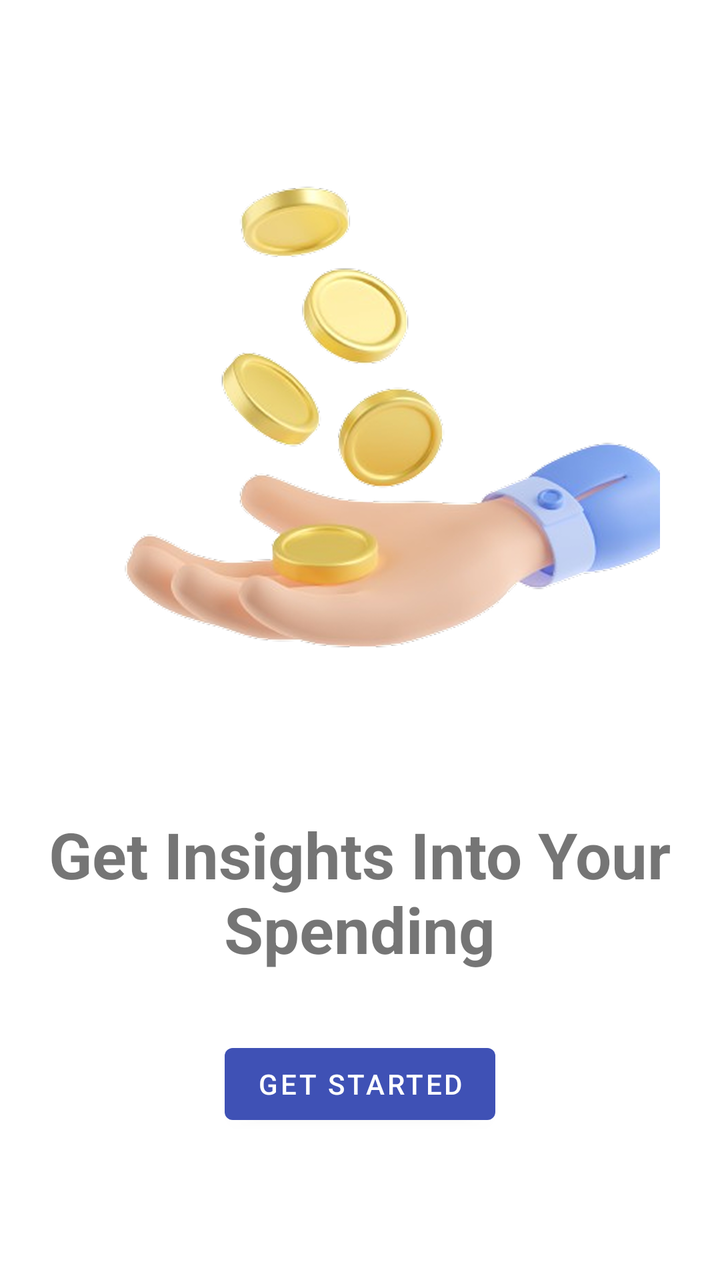
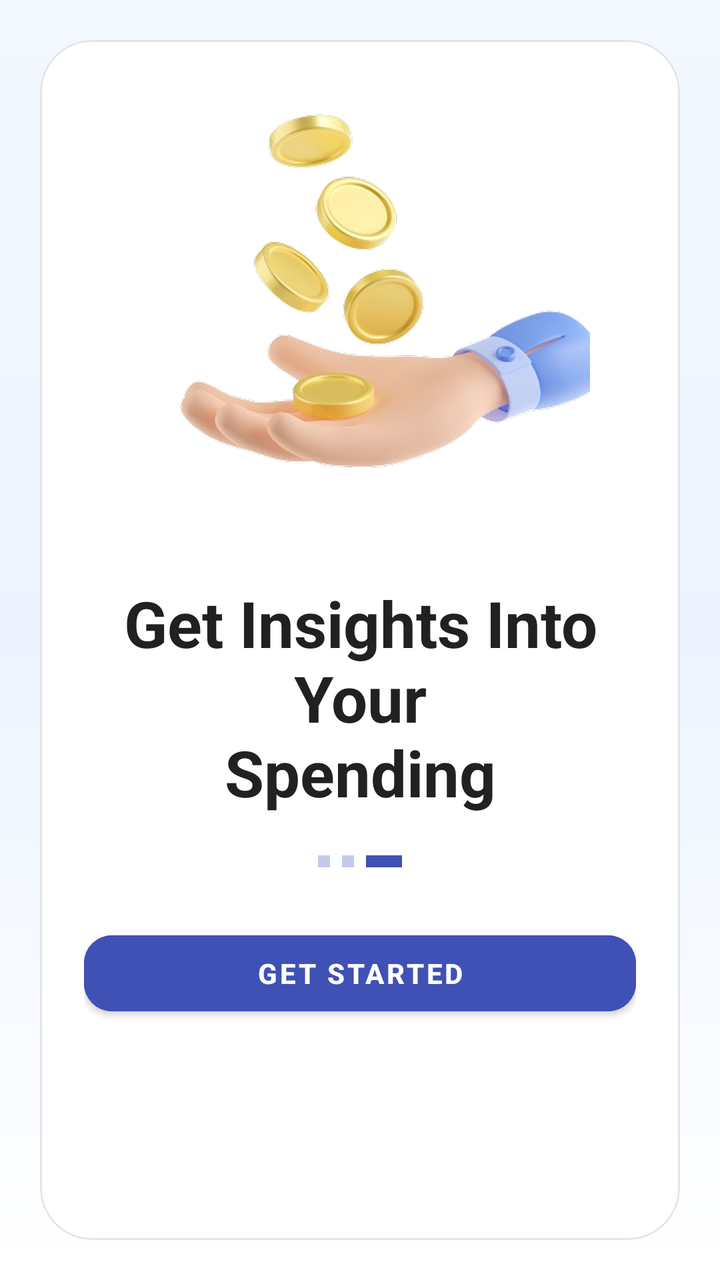

An Android layout rendered at two revisions. The XML below is the earlier revision; the diff shows what the commit changed to produce the second picture.
<!-- AndroidManifest.xml: application theme Theme.ImiliPocket -->
<!-- res/layout/activity_onboarding_three.xml -->
<?xml version="1.0" encoding="utf-8"?>
<LinearLayout xmlns:android="http://schemas.android.com/apk/res/android"
    xmlns:app="http://schemas.android.com/apk/res-auto"
    android:orientation="vertical" android:layout_width="match_parent"
    android:layout_height="match_parent"
    android:gravity="center"
    android:padding="24dp">

    <ImageView
        android:id="@+id/imageView3"
        android:layout_width="300dp"
        android:layout_height="300dp"
        app:srcCompat="@drawable/ic_onb3" />

    <TextView
        android:id="@+id/tvTitle"
        android:text="Get Insights Into Your\nSpending"
        android:textSize="32sp"
        android:layout_marginTop="32dp"
        android:textAlignment="center"
        android:textStyle="bold"
        android:layout_width="wrap_content"
        android:layout_height="wrap_content" />

    <Button
        android:id="@+id/btnGetStarted"
        android:text="Get Started"
        android:layout_marginTop="32dp"
        android:layout_width="wrap_content"
        android:layout_height="wrap_content" />


</LinearLayout>
<!-- resources referenced by this layout -->
<resources>
  <!-- drawable ic_onb3: png bitmap (drawable, 427797 bytes) -->
  <style name="Theme.ImiliPocket" parent="Theme.MaterialComponents.DayNight.NoActionBar">
          <item name="colorPrimary">@color/primary_color</item> 
          <item name="colorPrimaryVariant">@color/primary_dark</item> 
          <item name="colorOnPrimary">@color/white</item>
          <item name="colorSecondary">@color/secondary_color</item> 
          <item name="colorSecondaryVariant">@color/secondary_dark</item> 
          <item name="colorOnSecondary">@color/black</item>
          <item name="android:statusBarColor">@android:color/transparent</item>
          <item name="android:windowLightStatusBar">true</item>
          <item name="android:navigationBarColor">@android:color/transparent</item>
          <item name="android:windowDrawsSystemBarBackgrounds">true</item>
      </style>
  <color name="primary_color">#3F51B5</color>
  <color name="primary_dark">#303F9F</color>
  <color name="white">#FFFFFFFF</color>
  <color name="secondary_color">#F06292</color>
  <color name="secondary_dark">#C2185B</color>
  <color name="black">#FF000000</color>
</resources>

<!-- the commit's change to res/layout/activity_onboarding_three.xml (unified diff, before → after) -->
@@ -1,33 +1,81 @@
 <?xml version="1.0" encoding="utf-8"?>
-<LinearLayout xmlns:android="http://schemas.android.com/apk/res/android"
+<androidx.constraintlayout.widget.ConstraintLayout xmlns:android="http://schemas.android.com/apk/res/android"
     xmlns:app="http://schemas.android.com/apk/res-auto"
-    android:orientation="vertical" android:layout_width="match_parent"
+    android:layout_width="match_parent"
     android:layout_height="match_parent"
-    android:gravity="center"
-    android:padding="24dp">
+    android:background="@drawable/bg_screen_modern"
+    android:padding="20dp">
 
-    <ImageView
-        android:id="@+id/imageView3"
-        android:layout_width="300dp"
-        android:layout_height="300dp"
-        app:srcCompat="@drawable/ic_onb3" />
+    <com.google.android.material.card.MaterialCardView
+        android:layout_width="0dp"
+        android:layout_height="0dp"
+        app:cardBackgroundColor="@android:color/white"
+        app:cardCornerRadius="26dp"
+        app:cardElevation="0dp"
+        app:strokeColor="@color/surface_outline"
+        app:strokeWidth="1dp"
+        app:layout_constraintTop_toTopOf="parent"
+        app:layout_constraintBottom_toBottomOf="parent"
+        app:layout_constraintStart_toStartOf="parent"
+        app:layout_constraintEnd_toEndOf="parent">
 
-    <TextView
-        android:id="@+id/tvTitle"
-        android:text="Get Insights Into Your\nSpending"
-        android:textSize="32sp"
-        android:layout_marginTop="32dp"
-        android:textAlignment="center"
-        android:textStyle="bold"
-        android:layout_width="wrap_content"
-        android:layout_height="wrap_content" />
+        <LinearLayout
+            android:layout_width="match_parent"
+            android:layout_height="match_parent"
+            android:gravity="center_horizontal"
+            android:orientation="vertical"
+            android:padding="22dp">
 
-    <Button
-        android:id="@+id/btnGetStarted"
-        android:text="Get Started"
-        android:layout_marginTop="32dp"
-        android:layout_width="wrap_content"
-        android:layout_height="wrap_content" />
+            <ImageView
+                android:id="@+id/imageView3"
+                android:layout_width="230dp"
+                android:layout_height="230dp"
+                app:srcCompat="@drawable/ic_onb3" />
 
+            <TextView
+                android:id="@+id/tvTitle"
+                android:layout_width="wrap_content"
+                android:layout_height="wrap_content"
+                android:layout_marginTop="18dp"
+                android:text="Get Insights Into Your&#10;Spending"
+                android:textAlignment="center"
+                android:textColor="@color/text_primary"
+                android:textSize="32sp"
+                android:textStyle="bold" />
 
-</LinearLayout>
+            <LinearLayout
+                android:layout_width="wrap_content"
+                android:layout_height="wrap_content"
+                android:layout_marginTop="20dp"
+                android:orientation="horizontal">
+
+                <View
+                    android:layout_width="6dp"
+                    android:layout_height="6dp"
+                    android:background="@color/primary_light" />
+
+                <View
+                    android:layout_width="6dp"
+                    android:layout_height="6dp"
+                    android:layout_marginStart="6dp"
+                    android:background="@color/primary_light" />
+
+                <View
+                    android:layout_width="18dp"
+                    android:layout_height="6dp"
+                    android:layout_marginStart="6dp"
+                    android:background="@color/primary_color" />
+            </LinearLayout>
+
+            <Button
+                android:id="@+id/btnGetStarted"
+                android:layout_width="match_parent"
+                android:layout_height="50dp"
+                android:layout_marginTop="28dp"
+                android:backgroundTint="@color/primary_color"
+                android:text="Get Started"
+                android:textColor="@color/white"
+                android:textStyle="bold" />
+        </LinearLayout>
+    </com.google.android.material.card.MaterialCardView>
+</androidx.constraintlayout.widget.ConstraintLayout>
<!-- resource entries referenced after the edit -->
@@ -12,12 +12,35 @@
           <item name="android:windowLightStatusBar">true</item>
           <item name="android:navigationBarColor">@android:color/transparent</item>
           <item name="android:windowDrawsSystemBarBackgrounds">true</item>
+          <item name="android:windowBackground">@drawable/bg_screen_modern</item>
+          <item name="shapeAppearanceMediumComponent">@style/ShapeAppearance.ImiliPocket.Medium</item>
+          <item name="shapeAppearanceSmallComponent">@style/ShapeAppearance.ImiliPocket.Small</item>
       </style>
   <color name="primary_color">#3F51B5</color>
+  <color name="primary_light">#C5CAE9</color>
+  <color name="surface_outline">#1A000000</color>
+  <color name="text_primary">#212121</color>
   <color name="primary_dark">#303F9F</color>
   <color name="white">#FFFFFFFF</color>
+  <!-- drawable bg_screen_modern (drawable) -->
+  <?xml version="1.0" encoding="utf-8"?>
+  <shape xmlns:android="http://schemas.android.com/apk/res/android">
+      <gradient
+          android:angle="270"
+          android:startColor="#F4F8FF"
+          android:centerColor="#EEF4FF"
+          android:endColor="#FFFFFF" />
+  </shape>
   <color name="secondary_color">#F06292</color>
   <color name="secondary_dark">#C2185B</color>
   <color name="black">#FF000000</color>
+  <style name="ShapeAppearance.ImiliPocket.Medium" parent="ShapeAppearance.MaterialComponents.MediumComponent">
+          <item name="cornerFamily">rounded</item>
+          <item name="cornerSize">20dp</item>
+      </style>
+  <style name="ShapeAppearance.ImiliPocket.Small" parent="ShapeAppearance.MaterialComponents.SmallComponent">
+          <item name="cornerFamily">rounded</item>
+          <item name="cornerSize">14dp</item>
+      </style>
 </resources>
 
